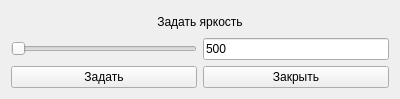
This is ClimateControlSystem/Frames/SettingsFrames/SetScreenBrightnessForm.ui in Aleksey710/climatecontrolsystem as Qt 5 draws it before an edit. The edited form follows.
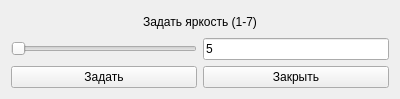
This is the edited form.

Commit message: исправления

```diff
--- a/ClimateControlSystem/Frames/SettingsFrames/SetScreenBrightnessForm.ui
+++ b/ClimateControlSystem/Frames/SettingsFrames/SetScreenBrightnessForm.ui
@@ -33,14 +33,14 @@
      <item row="1" column="1">
       <widget class="QLineEdit" name="leBrightness">
        <property name="text">
-        <string>500</string>
+        <string>5</string>
        </property>
       </widget>
      </item>
      <item row="0" column="0" colspan="2">
       <widget class="QLabel" name="label">
        <property name="text">
-        <string>Задать яркость</string>
+        <string>Задать яркость (1-7)</string>
        </property>
        <property name="alignment">
         <set>Qt::AlignCenter</set>
```
The commit also changes 2 other files.
